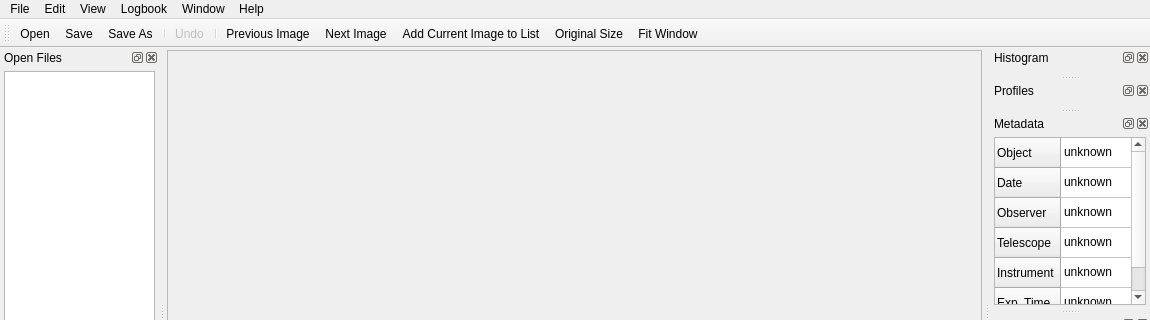
braeun/FitsIP, file src/app/mainwindow.ui: the form before one commit; both pictures show x 0 to 1150 and y 0 to 320 of the 1150 by 630 pixel window.
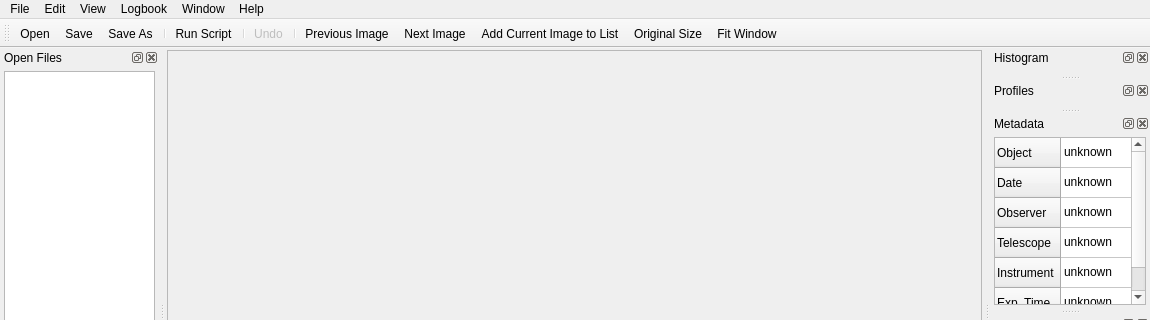
The form after the commit. Icons and pictures are not drawn. Custom widgets are drawn as their Qt base class.

The edit to the form file:
```diff
--- a/src/app/mainwindow.ui
+++ b/src/app/mainwindow.ui
@@ -518,6 +518,8 @@
    <addaction name="actionSave"/>
    <addaction name="actionSave_As"/>
    <addaction name="separator"/>
+   <addaction name="actionRun_Script"/>
+   <addaction name="separator"/>
    <addaction name="actionUndo"/>
    <addaction name="separator"/>
    <addaction name="actionPrevious_Image"/>
@@ -1346,6 +1348,17 @@
     <string>Select Pixel</string>
    </property>
   </action>
+  <action name="actionRun_Script">
+   <property name="icon">
+    <iconset theme="system-run"/>
+   </property>
+   <property name="text">
+    <string>Run Script...</string>
+   </property>
+   <property name="shortcut">
+    <string>Ctrl+R</string>
+   </property>
+  </action>
   <zorder>historyDockWidget</zorder>
   <zorder>metadataDockWidget</zorder>
   <zorder>logbookDockWidget</zorder>
```
Left out of the diff: 2 changed lines with no effect on the pictures.
